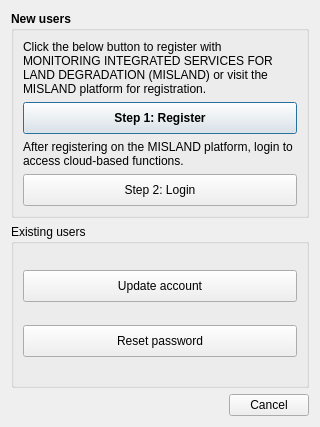
Kevin-Kiprotich/MISLANDAFRICA, file gui/DlgSettings.ui: the form before one commit.
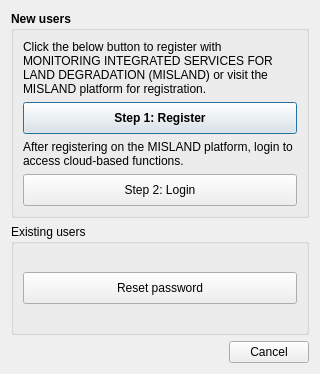
The form after the commit.

What changed in the file:
```diff
--- a/gui/DlgSettings.ui
+++ b/gui/DlgSettings.ui
@@ -10,7 +10,7 @@
     <x>0</x>
     <y>0</y>
     <width>320</width>
-    <height>427</height>
+    <height>374</height>
    </rect>
   </property>
   <property name="sizePolicy">
@@ -184,34 +184,6 @@
       <string>Existing users</string>
      </property>
      <layout class="QVBoxLayout" name="verticalLayout_2">
-      <item>
-       <widget class="QPushButton" name="pushButton_edit">
-        <property name="enabled">
-         <bool>true</bool>
-        </property>
-        <property name="sizePolicy">
-         <sizepolicy hsizetype="Minimum" vsizetype="Fixed">
-          <horstretch>0</horstretch>
-          <verstretch>0</verstretch>
-         </sizepolicy>
-        </property>
-        <property name="minimumSize">
-         <size>
-          <width>0</width>
-          <height>32</height>
-         </size>
-        </property>
-        <property name="font">
-         <font>
-          <weight>50</weight>
-          <bold>false</bold>
-         </font>
-        </property>
-        <property name="text">
-         <string>Update account</string>
-        </property>
-       </widget>
-      </item>
       <item>
        <widget class="QPushButton" name="pushButton_forgot_pwd">
         <property name="sizePolicy">
```
